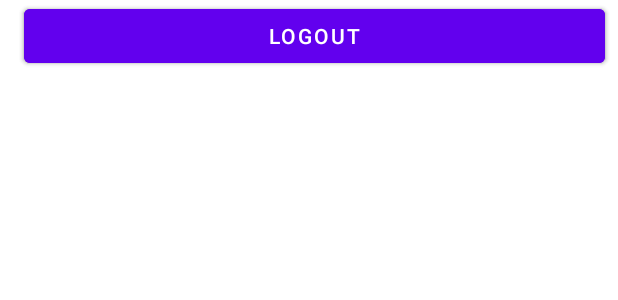
After one commit to AnhQB/Music_Application, an Android app: the layout fragment_menu.xml on its own in the app's theme, with its tools: preview values and no code run, on a phone screen of 412 x 824 dp. The commit adds this screen. Shown: the top 300 px of the screen. Run offline under Robolectric (Android 15) with nearby library versions, the phone set to English and light mode, and no system bars.

Commit message:
up login

```diff
--- /dev/null
+++ b/app/src/main/res/drawable/ic_back_icon.xml
@@ -0,0 +1,5 @@
+<vector android:autoMirrored="true" android:height="24dp"
+    android:tint="#453A1F" android:viewportHeight="24"
+    android:viewportWidth="24" android:width="24dp" xmlns:android="http://schemas.android.com/apk/res/android">
+    <path android:fillColor="@android:color/white" android:pathData="M11.67,3.87L9.9,2.1 0,12l9.9,9.9 1.77,-1.77L3.54,12z"/>
+</vector>
--- /dev/null
+++ b/app/src/main/res/drawable/ic_baseline_menu_24.xml
@@ -0,0 +1,5 @@
+<vector android:height="24dp" android:tint="#453A1F"
+    android:viewportHeight="24" android:viewportWidth="24"
+    android:width="24dp" xmlns:android="http://schemas.android.com/apk/res/android">
+    <path android:fillColor="@android:color/white" android:pathData="M3,18h18v-2L3,16v2zM3,13h18v-2L3,11v2zM3,6v2h18L21,6L3,6z"/>
+</vector>
--- /dev/null
+++ b/app/src/main/res/layout/fragment_menu.xml
@@ -0,0 +1,26 @@
+<?xml version="1.0" encoding="utf-8"?>
+<FrameLayout xmlns:android="http://schemas.android.com/apk/res/android"
+    xmlns:tools="http://schemas.android.com/tools"
+    android:layout_width="match_parent"
+    android:layout_height="match_parent"
+    tools:context=".MenuFragment">
+
+    <Button
+        android:id="@+id/loginmenuBtn"
+        android:layout_width="387dp"
+        android:layout_height="wrap_content"
+        android:layout_marginStart="16dp"
+        android:layout_marginEnd="16dp"
+        android:layout_marginBottom="8dp"
+        android:text="Login"/>
+
+    <Button
+        android:id="@+id/logoutmenuBtn"
+        android:layout_width="387dp"
+        android:layout_height="wrap_content"
+        android:layout_marginStart="16dp"
+        android:layout_marginEnd="16dp"
+        android:layout_marginBottom="8dp"
+        android:text="Logout"/>
+
+</FrameLayout>
```
Also changed, not shown: app/src/main/java/com/example/musicapplication/Login.java (+10 -1 lines), app/src/main/java/com/example/musicapplication/MainActivity.java (+10 -10 lines), app/src/main/java/com/example/musicapplication/MenuFragment.java (added, +102 -0 lines), app/src/main/res/layout/activity_login2.xml (+13 -0 lines), app/src/main/res/layout/activity_main.xml (+1 -11 lines).
